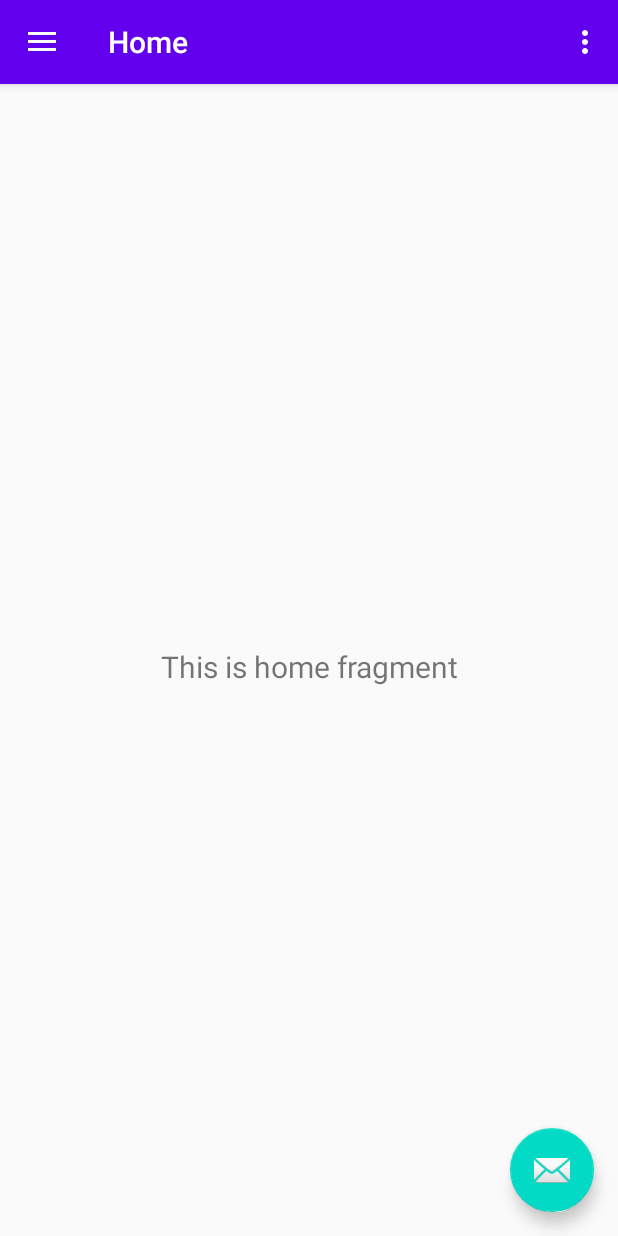
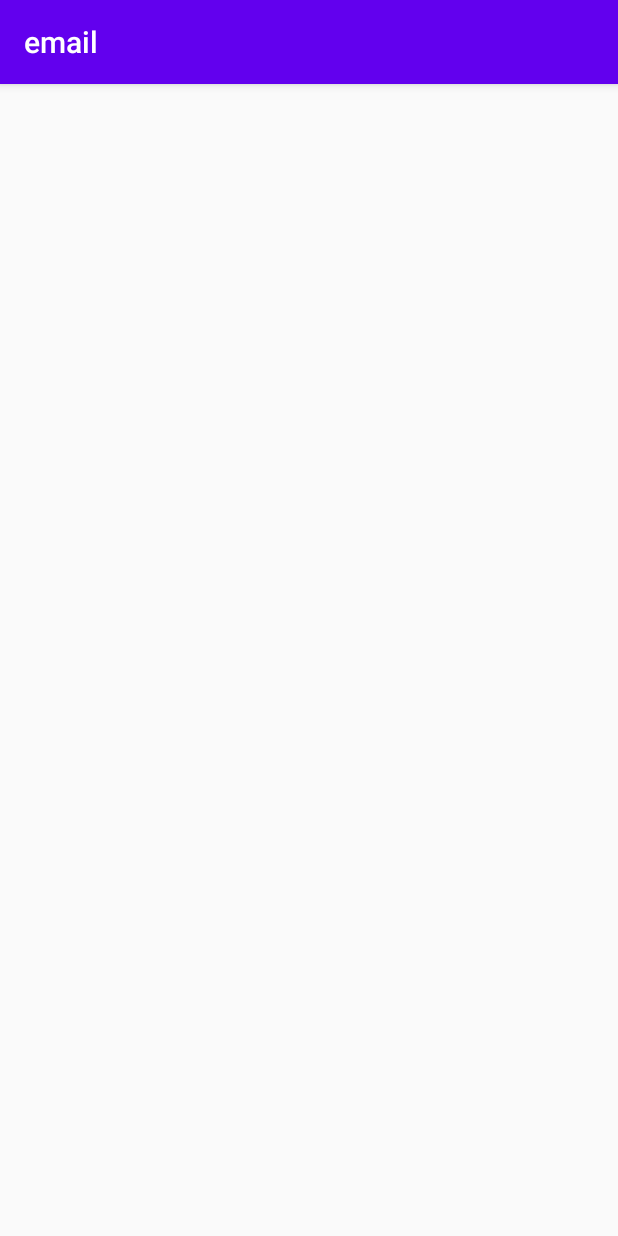
Before and after one commit to walkerwyl/email, an Android app: the MainActivity screen opened directly, with no data from a screen before it, in the options menu, after a tap on "写邮件", on a phone screen of 412 x 824 dp. Run offline under Robolectric (Android 15) with nearby library versions, the phone set to English and light mode, and no system bars; our stand-ins replace navigation-ui; 1 statement that could not run was skipped.

Commit message:
(无题)

```diff
--- a/app/src/main/java/com/swufe/email/MainActivity.java
+++ b/app/src/main/java/com/swufe/email/MainActivity.java
@@ -1,6 +1,8 @@
 package com.swufe.email;
 
+import android.content.Intent;
 import android.os.Bundle;
+import android.util.Log;
 import android.view.MenuItem;
 import android.view.View;
 import android.view.Menu;
@@ -20,15 +22,26 @@ import androidx.appcompat.widget.Toolbar;
 
 public class MainActivity extends AppCompatActivity {
 
+    private static final String TAG = "MainActivity";
+
     private AppBarConfiguration mAppBarConfiguration;
 
-    // TODO: 20-10-28 添加个人功能时导致原有的侧边栏无法使用
+    private String emailAddress;
+
     @Override
     protected void onCreate(Bundle savedInstanceState) {
         super.onCreate(savedInstanceState);
         setContentView(R.layout.activity_main);
+
+        Intent intent = getIntent();
+        Bundle bundle = intent.getExtras();
+        emailAddress = bundle.getString("email_address", "");
+        Log.i(TAG, "onCreate: 获得当前用户的身份emailAddress=" + emailAddress);
+
         Toolbar toolbar = findViewById(R.id.toolbar);
         setSupportActionBar(toolbar);
+
+
         FloatingActionButton fab = findViewById(R.id.fab);
         fab.setOnClickListener(new View.OnClickListener() {
             @Override
@@ -37,6 +50,8 @@ public class MainActivity extends AppCompatActivity {
                         .setAction("Action", null).show();
             }
         });
+
+
         DrawerLayout drawer = findViewById(R.id.drawer_layout);
         NavigationView navigationView = findViewById(R.id.nav_view);
         // Passing each menu ID as a set of Ids because each
@@ -61,9 +76,18 @@ public class MainActivity extends AppCompatActivity {
     @Override
     public boolean onOptionsItemSelected(@NonNull MenuItem item) {
         switch (item.getItemId()) {
+            case R.id.action_write_email:
+                Bundle bundle = new Bundle();
+                bundle.putString("email_address", emailAddress);
+                Intent writeEmailIntent = new Intent(MainActivity.this, WriteEmailActivity.class);
+                writeEmailIntent.putExtras(bundle);
+                startActivity(writeEmailIntent);
+                break;
+            case R.id.action_add_email:
+                Intent addEmailIntent = new Intent(MainActivity.this, AddEmailActivity.class);
+                startActivity(addEmailIntent);
+                break;
             case R.id.action_settings:
-                break;
-            case R.id.action_write_email:
                 break;
             default:
 //                将默认情况设置为父类的处理方式,正常运行
--- /dev/null
+++ b/app/src/main/java/com/swufe/email/WriteEmailActivity.java
@@ -0,0 +1,14 @@
+package com.swufe.email;
+
+import androidx.appcompat.app.AppCompatActivity;
+
+import android.os.Bundle;
+
+public class WriteEmailActivity extends AppCompatActivity {
+
+    @Override
+    protected void onCreate(Bundle savedInstanceState) {
+        super.onCreate(savedInstanceState);
+        setContentView(R.layout.write_email_layout);
+    }
+}
--- /dev/null
+++ b/app/src/main/res/layout/write_email_layout.xml
@@ -0,0 +1,9 @@
+<?xml version="1.0" encoding="utf-8"?>
+<androidx.constraintlayout.widget.ConstraintLayout xmlns:android="http://schemas.android.com/apk/res/android"
+    xmlns:app="http://schemas.android.com/apk/res-auto"
+    xmlns:tools="http://schemas.android.com/tools"
+    android:layout_width="match_parent"
+    android:layout_height="match_parent"
+    tools:context=".WriteEmailActivity">
+
+</androidx.constraintlayout.widget.ConstraintLayout>
--- a/app/src/main/res/menu/main.xml
+++ b/app/src/main/res/menu/main.xml
@@ -1,15 +1,22 @@
 <?xml version="1.0" encoding="utf-8"?>
 <menu xmlns:android="http://schemas.android.com/apk/res/android"
     xmlns:app="http://schemas.android.com/apk/res-auto">
-    <item
-        android:id="@+id/action_settings"
-        android:orderInCategory="100"
-        android:title="@string/action_settings"
-        app:showAsAction="never" />
 
     <item
         android:id="@+id/action_write_email"
         android:orderInCategory="100"
         android:title="写邮件"
         app:showAsAction="never" />
+
+    <item
+        android:id="@+id/action_add_email"
+        android:orderInCategory="100"
+        android:title="添加邮件"
+        app:showAsAction="never" />
+
+    <item
+        android:id="@+id/action_settings"
+        android:orderInCategory="100"
+        android:title="@string/action_settings"
+        app:showAsAction="never" />
 </menu>
```
Also changed, not shown: app/src/main/AndroidManifest.xml (+4 -5 lines), app/src/main/java/com/swufe/email/LoadActivity.java (+8 -2 lines).
